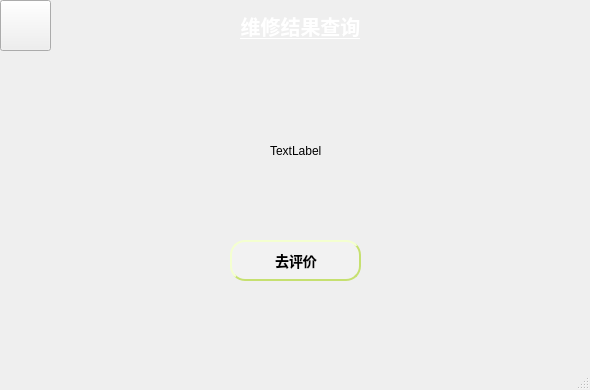
code-aifarmer/Home-appliance-information-management-system-, file mainwindow5.ui: the form before one commit.
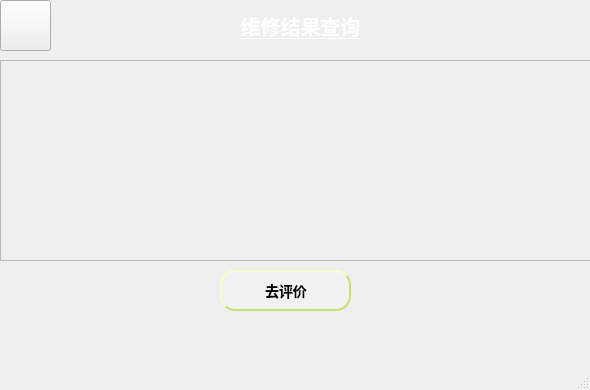
The form after the commit. Icons and pictures are not drawn.

The edit to the form file:
```diff
--- a/mainwindow5.ui
+++ b/mainwindow5.ui
@@ -53,8 +53,8 @@
    <widget class="QPushButton" name="pushButton">
     <property name="geometry">
      <rect>
-      <x>230</x>
-      <y>240</y>
+      <x>220</x>
+      <y>270</y>
       <width>131</width>
       <height>41</height>
      </rect>
@@ -84,26 +84,15 @@
 padding-top:6px;                 /* 文字纵向偏移 */
 border-radius:15px
 }
-
+QPushButton:pressed {
+background-color: #287d7d;
+}
 </string>
     </property>
     <property name="text">
      <string>去评价</string>
     </property>
    </widget>
-   <widget class="QLabel" name="label_2">
-    <property name="geometry">
-     <rect>
-      <x>270</x>
-      <y>140</y>
-      <width>51</width>
-      <height>21</height>
-     </rect>
-    </property>
-    <property name="text">
-     <string>TextLabel</string>
-    </property>
-   </widget>
    <widget class="QPushButton" name="pushButton_2">
     <property name="geometry">
      <rect>
@@ -225,6 +214,19 @@
      <string/>
     </property>
    </widget>
+   <widget class="QListView" name="listView">
+    <property name="enabled">
+     <bool>false</bool>
+    </property>
+    <property name="geometry">
+     <rect>
+      <x>0</x>
+      <y>60</y>
+      <width>591</width>
+      <height>201</height>
+     </rect>
+    </property>
+   </widget>
   </widget>
   <widget class="QMenuBar" name="menubar">
    <property name="geometry">
```
Left out of the diff: 6 changed lines with no effect on the pictures.
